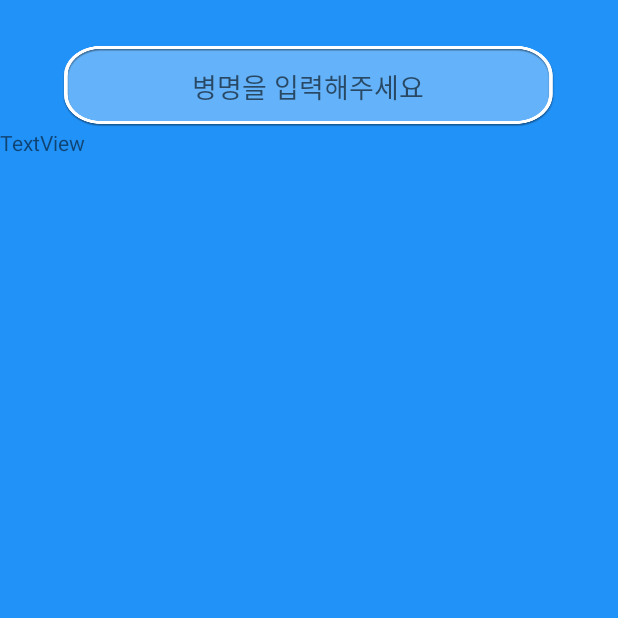
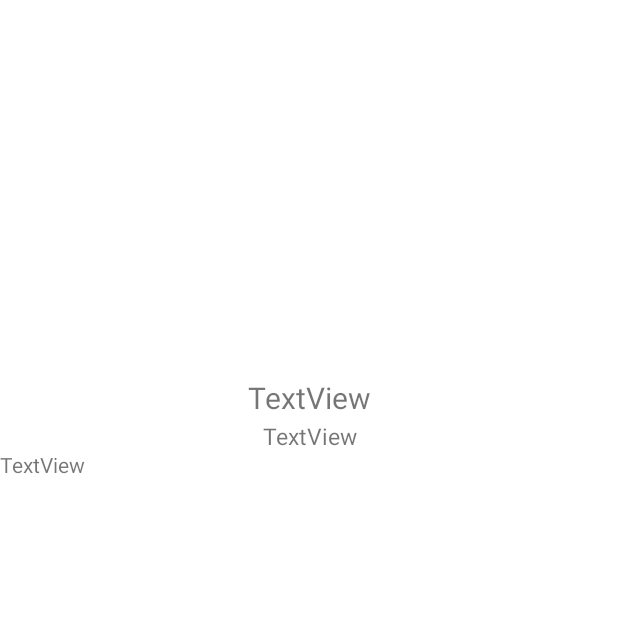
Before and after one commit to leehyojeong/DontSick, an Android app: the SearchDiseaseActivity screen opened directly, with no data from a screen before it, on a phone screen of 412 x 824 dp, the top half of it. Run offline under Robolectric (Android 15) with nearby library versions, the phone set to English and light mode, and no system bars; our stand-ins replace Firebase (no records; nobody signed in at launch, a user with empty details on screens opened directly).

Commit message:
바꾸는중

```diff
--- a/app/src/main/java/com/example/hyoju/dontsick/SearchActivity.java
+++ b/app/src/main/java/com/example/hyoju/dontsick/SearchActivity.java
@@ -3,23 +3,34 @@ package com.example.hyoju.dontsick;
 import android.content.Context;
 import android.content.DialogInterface;
 import android.content.Intent;
+import android.support.annotation.NonNull;
 import android.support.v7.app.AlertDialog;
 import android.support.v7.app.AppCompatActivity;
 import android.os.Bundle;
 import android.util.Log;
+import android.view.KeyEvent;
 import android.view.View;
 import android.widget.Button;
+import android.widget.EditText;
 import android.widget.Toast;
 import android.view.View.OnClickListener;
 
+import com.google.android.gms.tasks.OnCompleteListener;
+import com.google.android.gms.tasks.Task;
+import com.google.firebase.firestore.DocumentSnapshot;
+import com.google.firebase.firestore.FirebaseFirestore;
+import com.google.firebase.firestore.QuerySnapshot;
+
 import java.util.ArrayList;
 import java.util.List;
+import java.util.Map;
 
 public class SearchActivity extends AppCompatActivity implements OnClickListener{
 
     private Button head;
     private Button nextBtn;
     public static Context mContext;
+
     @Override
     protected void onCreate(Bundle savedInstanceState) {
         super.onCreate(savedInstanceState);
@@ -81,12 +92,20 @@ public class SearchActivity extends AppCompatActivity implements OnClickListener
             }
         });
 
-        Button search_diseasButton = (Button)findViewById(R.id.search_name);
-        search_diseasButton.setOnClickListener(new OnClickListener() {
+        final EditText search_diseasText= (EditText)findViewById(R.id.search_name);
+
+        search_diseasText.setOnKeyListener(new View.OnKeyListener() {
             @Override
-            public void onClick(View v) {
-                Intent intent = new Intent(getApplicationContext(), SearchDiseaseActivity.class);
-                startActivity(intent);
+            public boolean onKey(View v, int keyCode, KeyEvent event) {
+
+                if(event.getAction() == KeyEvent.ACTION_DOWN && keyCode == KeyEvent.KEYCODE_ENTER){
+                    SearchDiseaseActivity s = new SearchDiseaseActivity();
+                    s.myEdit = search_diseasText.getText().toString().trim();
+                    s.Search();
+                    Intent intent = new Intent(getApplicationContext(), SearchDiseaseActivity.class);
+                    startActivity(intent);
+                }
+                return false;
             }
         });
 
--- a/app/src/main/java/com/example/hyoju/dontsick/SearchDiseaseActivity.java
+++ b/app/src/main/java/com/example/hyoju/dontsick/SearchDiseaseActivity.java
@@ -21,22 +21,18 @@ import java.util.ArrayList;
 import java.util.Map;
 
 public class SearchDiseaseActivity extends AppCompatActivity {
-
+    public String myEdit;
     FirebaseFirestore data = FirebaseFirestore.getInstance();
-     EditText search;
+    final ArrayList<String> inDisease = new ArrayList<String>();
     @SuppressLint("WrongViewCast")
     @Override
     protected void onCreate(Bundle savedInstanceState) {
         super.onCreate(savedInstanceState);
         setContentView(R.layout.activity_search_disease);
-        final ArrayList<String> inDisease = new ArrayList<String>();
-        search = (EditText)findViewById(R.id.disease_search);
-        search.setOnKeyListener(new View.OnKeyListener() {
-            @Override
-            public boolean onKey(View v, int keyCode, KeyEvent event) {
 
-                if(event.getAction() == KeyEvent.ACTION_DOWN && keyCode == KeyEvent.KEYCODE_ENTER){
 
+    }
+    public void Search(){
         final MyClass m = new MyClass();
         for(int i = 0;i<m.allHospital.length;i++){
             final int finalI = i;
@@ -52,7 +48,7 @@ public class SearchDiseaseActivity extends AppCompatActivity {
 
                                     for(Map.Entry<String,Object> entry: map.entrySet()){
                                         String list = entry.getKey().toString().trim();
-                                                    String my = search.getText().toString().trim();//내가 입력한 값
+                                        String my = myEdit;//내가 입력한 값
                                         if(list.equals(my)){
                                             Log.d("key",list);
                                             inDisease.add(m.allHospital[finalI]);
@@ -65,10 +61,4 @@ public class SearchDiseaseActivity extends AppCompatActivity {
                     });
         }
     }
-                return false;
 }
-        });
-
-
-    }
-}
--- a/app/src/main/res/layout/activity_search_disease.xml
+++ b/app/src/main/res/layout/activity_search_disease.xml
@@ -4,30 +4,44 @@
     xmlns:tools="http://schemas.android.com/tools"
     android:layout_width="match_parent"
     android:layout_height="match_parent"
-    android:background="@drawable/background1"
+    android:background="#ffff"
     android:orientation="vertical"
     tools:context="com.example.hyoju.dontsick.SymptomActivity">
 
 
-    <EditText
-        android:layout_width="330dp"
-        android:id="@+id/disease_search"
-        android:layout_height="55dp"
-        android:gravity="center"
-        android:background="@drawable/input_back"
-        android:layout_marginTop="30dp"
-        android:layout_gravity="center"
-        android:singleLine="true"
-        android:lines="1"
-        android:hint="병명을 입력해주세요"
-        />
+<LinearLayout
+    android:layout_width="match_parent"
+    android:layout_height="match_parent"
+    android:layout_gravity="center"
+    android:orientation="vertical"
+    >
+
 
     <TextView
-        android:id="@+id/textView"
+        android:id="@+id/Name"
+        android:layout_marginTop="250dp"
+        android:layout_width="match_parent"
+        android:layout_height="30dp"
+        android:layout_gravity="center"
+        android:gravity="center"
+        android:textSize="20dp"
+        android:text="TextView" />
+
+    <TextView
+        android:id="@+id/symptom"
+        android:layout_width="match_parent"
+        android:layout_height="20dp"
+        android:textSize="15dp"
+        android:gravity="center"
+        android:text="TextView" />
+
+    <TextView
+        android:id="@+id/textView3"
         android:layout_width="match_parent"
         android:layout_height="wrap_content"
-        android:layout_gravity="center"
         android:text="TextView" />
+</LinearLayout>
+
 
 
 </LinearLayout>
```
Lines whose indentation alone changed are shown as unchanged.
